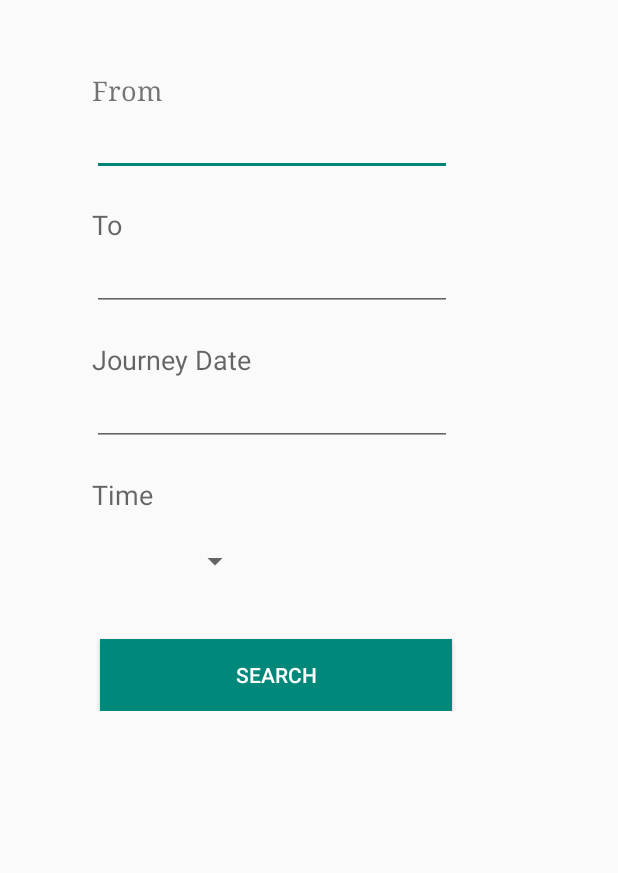
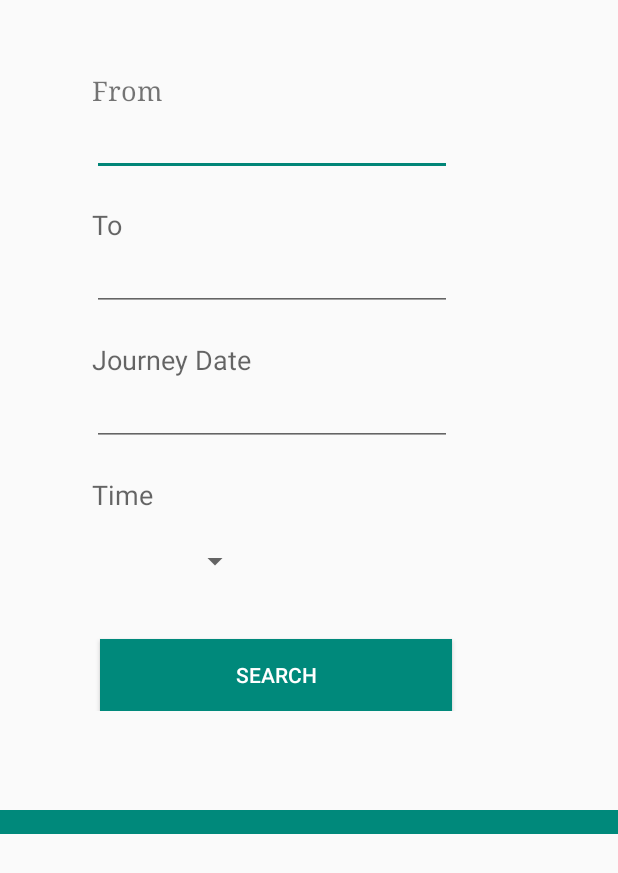
Before and after one commit to sathvisiva/Learning, an Android app: the layout activity_main.xml on its own in the app's theme, with its tools: preview values and no code run, on a phone screen of 412 x 824 dp. Shown: the top 873 px of the screen. Run offline under Robolectric (Android 15) with nearby library versions, the phone set to English and light mode, and no system bars.

```diff
--- a/app/src/main/res/layout/activity_main.xml
+++ b/app/src/main/res/layout/activity_main.xml
@@ -191,7 +191,7 @@
                 android:layout_width="fill_parent"
                 android:layout_height="@dimen/view_height"
                 android:layout_below="@id/second_group_container"
-                android:background="@android:color/transparent">
+                android:background="#00897B">
 <!--
                 <View
                     android:layout_width="fill_parent"
--- a/app/src/main/res/values/dimens.xml
+++ b/app/src/main/res/values/dimens.xml
@@ -2,7 +2,7 @@
     <!-- Default screen margins, per the Android Design guidelines. -->
     <dimen name="activity_horizontal_margin">16dp</dimen>
     <dimen name="activity_vertical_margin">16dp</dimen>
-    <dimen name="view_height">56dip</dimen>
+    <dimen name="view_height">16dip</dimen>
     <dimen name="margin">16dip</dimen>
     <dimen name="separator_height">2dip</dimen>
 </resources>
```
